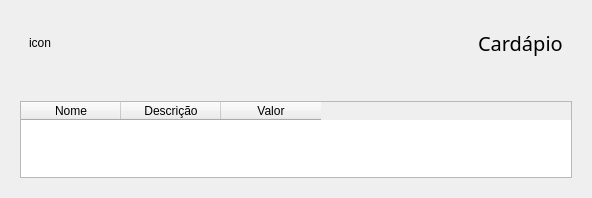
First picture: the form in view/components/Menu.ui, repository Wth10/System-Programmer, before the edit.
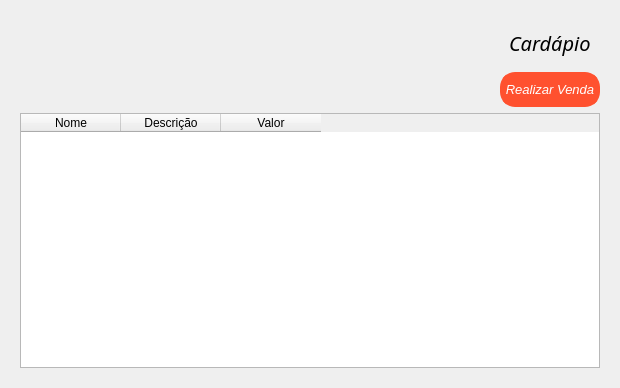
Second picture: the form after the edit. Icons and pictures are not drawn.

Diff of the .ui file:
```diff
--- a/view/components/Menu.ui
+++ b/view/components/Menu.ui
@@ -6,8 +6,8 @@
    <rect>
     <x>0</x>
     <y>0</y>
-    <width>592</width>
-    <height>198</height>
+    <width>620</width>
+    <height>388</height>
    </rect>
   </property>
   <property name="windowTitle">
@@ -35,7 +35,19 @@
          <item>
           <widget class="QLabel" name="label_2">
            <property name="text">
-            <string>icon</string>
+            <string/>
+           </property>
+           <property name="pixmap">
+            <pixmap>../../assets/icons/cardapio.png</pixmap>
+           </property>
+           <property name="scaledContents">
+            <bool>true</bool>
+           </property>
+           <property name="wordWrap">
+            <bool>true</bool>
+           </property>
+           <property name="openExternalLinks">
+            <bool>false</bool>
            </property>
           </widget>
          </item>
@@ -56,8 +68,9 @@
           <widget class="QLabel" name="label">
            <property name="font">
             <font>
-             <family>Arial Black</family>
+             <family>Bahnschrift Light</family>
              <pointsize>15</pointsize>
+             <italic>true</italic>
             </font>
            </property>
            <property name="text">
@@ -69,13 +82,34 @@
        </widget>
       </item>
       <item>
+       <layout class="QVBoxLayout" name="verticalLayout_3">
+        <item>
+         <layout class="QHBoxLayout" name="horizontalLayout_2">
+          <item>
+           <spacer name="horizontalSpacer_3">
+            <property name="orientation">
+             <enum>Qt::Horizontal</enum>
+            </property>
+            <property name="sizeHint" stdset="0">
+             <size>
+              <width>40</width>
+              <height>20</height>
+             </size>
+            </property>
+           </spacer>
+          </item>
+          <item>
        <widget class="QLabel" name="AlertMenu">
         <property name="font">
          <font>
           <family>Arial Black</family>
-          <pointsize>13</pointsize>
-         </font>
-        </property>
+              <pointsize>12</pointsize>
+              <italic>true</italic>
+             </font>
+            </property>
+            <property name="styleSheet">
+             <string notr="true">color: rgb(255, 0, 0);</string>
+            </property>
         <property name="text">
          <string/>
         </property>
@@ -83,6 +117,55 @@
          <set>Qt::AlignCenter</set>
         </property>
        </widget>
+          </item>
+          <item>
+           <spacer name="horizontalSpacer_2">
+            <property name="orientation">
+             <enum>Qt::Horizontal</enum>
+            </property>
+            <property name="sizeHint" stdset="0">
+             <size>
+              <width>40</width>
+              <height>20</height>
+             </size>
+            </property>
+           </spacer>
+          </item>
+          <item>
+           <widget class="QPushButton" name="MakeSale">
+            <property name="font">
+             <font>
+              <family>Arial</family>
+              <pointsize>10</pointsize>
+              <italic>true</italic>
+             </font>
+            </property>
+            <property name="styleSheet">
+             <string notr="true">.QPushButton{
+	background-color: #FF512F;
+	color: rgb(255, 255, 255);
+	border: 5px solid#FF512F;
+	border-radius: 15px;
+	height: 25px;
+	width: 90px;
+}
+
+.QPushButton:hover{
+	background-color: #003973;
+	border: 2px;
+	color: white;
+}
+
+</string>
+            </property>
+            <property name="text">
+             <string>Realizar Venda</string>
+            </property>
+           </widget>
+          </item>
+         </layout>
+        </item>
+       </layout>
       </item>
       <item>
        <widget class="QTableWidget" name="Table">
```
Left out of the diff: 2 changed lines with no effect on the pictures. Lines whose indentation alone changed are shown as unchanged.
